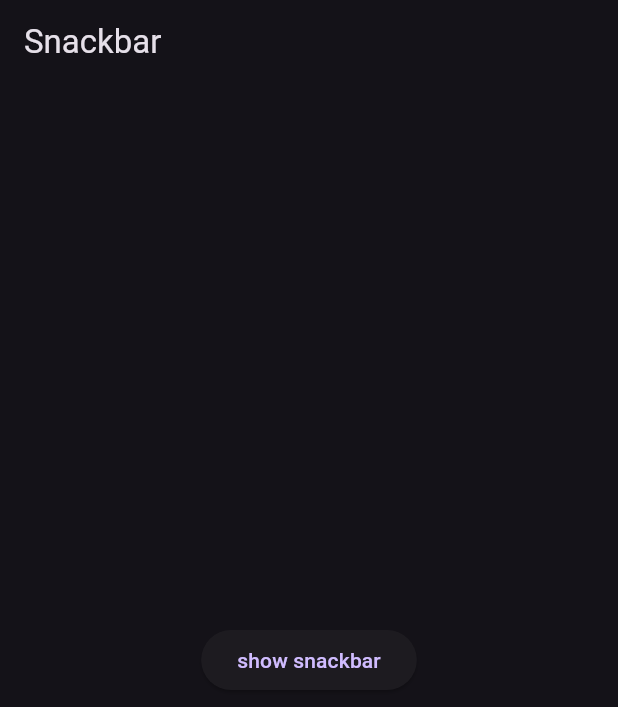
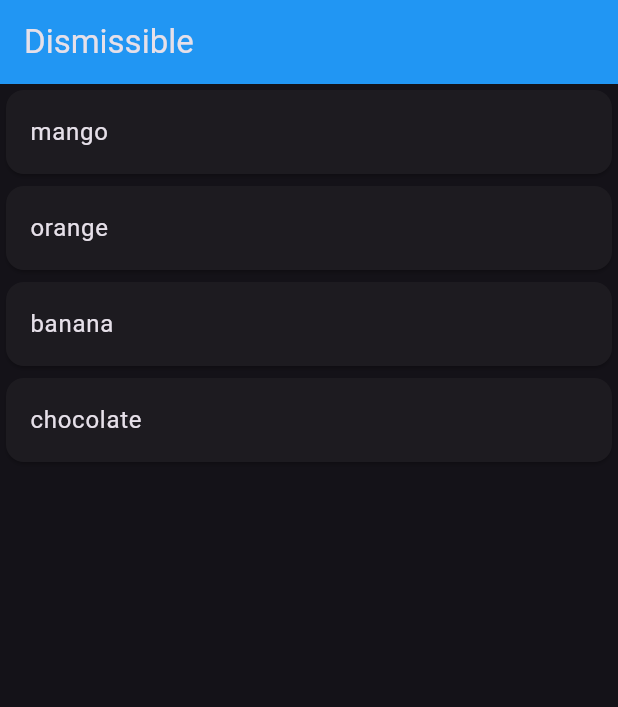
Before and after one commit to Abdulk077/flutterConcepts, a Flutter app: the screen it shows after launch, on a phone screen of 412 x 824 dp. Shown: the top 707 px of the screen. Run offline on Flutter 3.47's test engine with Material 3 defaults, Android fonts, the phone set to English and light mode, and no system bars.

```diff
--- a/lib/main.dart
+++ b/lib/main.dart
@@ -3,6 +3,8 @@ import 'package:flutterconcepts/widgets/rowsandcols.dart';
 import 'widgets/container_sized.dart';
 import 'package:flutterconcepts/widgets/button.dart';
 import 'package:flutterconcepts/widgets/snackbar.dart';
+import 'package:flutterconcepts/widgets/dismissible.dart';
+
 
 import 'package:flutterconcepts/widgets/ListGridviews.dart';
 
@@ -16,7 +18,7 @@ class MyApp extends StatelessWidget {
         brightness: Brightness.dark,
         primaryColor: Colors.blue,
       ),
-      home: SnackbarWidgettest(),
+      home: Dismissiblewidget(),
     );
   }
 }
--- /dev/null
+++ b/lib/widgets/dismissible.dart
@@ -0,0 +1,60 @@
+import 'package:flutter/material.dart';
+
+class Dismissiblewidget extends StatefulWidget {
+  const Dismissiblewidget({super.key});
+
+  @override
+  State<Dismissiblewidget> createState() => _DismissiblewidgetState();
+}
+
+class _DismissiblewidgetState extends State<Dismissiblewidget> {
+  @override
+  List<String> fruit = ['mango', 'orange', 'banana', 'chocolate'];
+
+  Widget build(BuildContext context) {
+    return Scaffold(
+        appBar: AppBar(
+          title: Text("Dismissible"),
+          backgroundColor: Colors.blue,
+        ),
+        body: Container(
+          child: ListView.builder(
+            itemCount: fruit.length,
+            itemBuilder: (context, index) {
+              final fruits = fruit[index];
+              return Dismissible(
+                  onDismissed: (direction) {
+                    if (direction == DismissDirection.startToEnd) {
+                      ScaffoldMessenger.of(context).showSnackBar(
+                        SnackBar(
+                          content: Text(fruit[index]),
+                          backgroundColor: Colors.red,
+                        ),
+                      );
+
+                    }
+                    else{
+                      ScaffoldMessenger.of(context).showSnackBar(
+                        SnackBar(
+                            content: Text(fruit[index]),
+                            backgroundColor: Colors.green
+                        ),
+                      );
+                    }
+                  },
+                  key: Key(fruits),
+                  background: Container(
+                    color: Colors.red,
+                  ),
+                  secondaryBackground: Container(
+                    color: Colors.green,
+                  ),
+                  child: Card(
+                      child: ListTile(
+                        title: Text(fruit[index]),
+                      )));
+            },
+          ),
+        ));
+  }
+}
```
